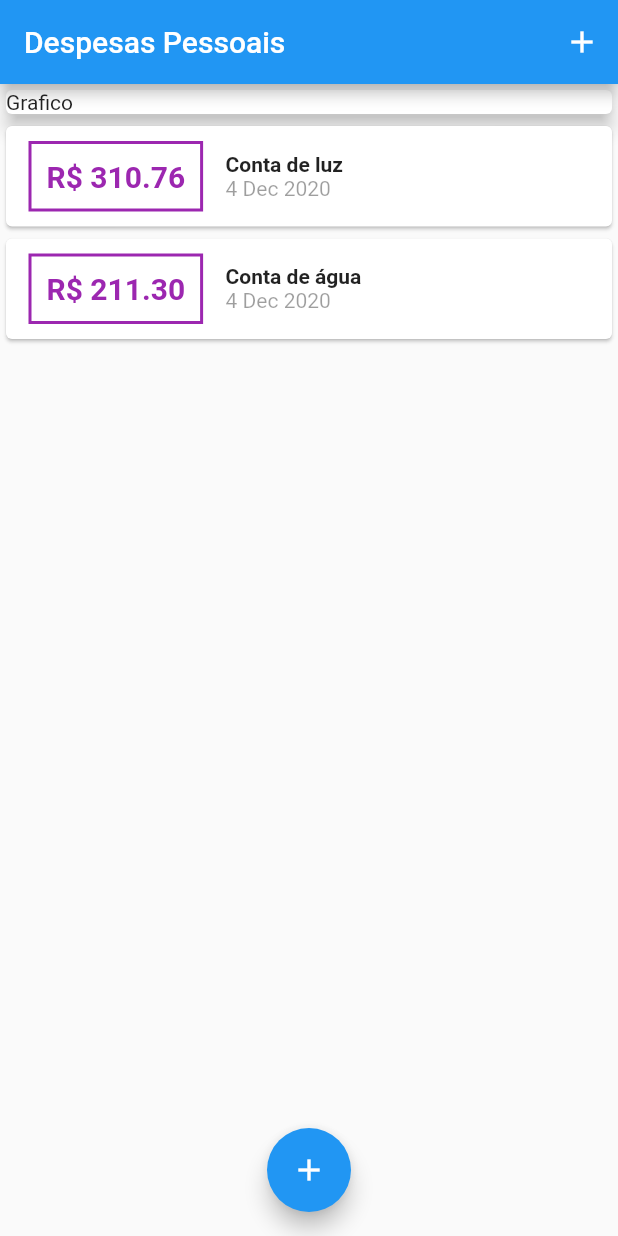
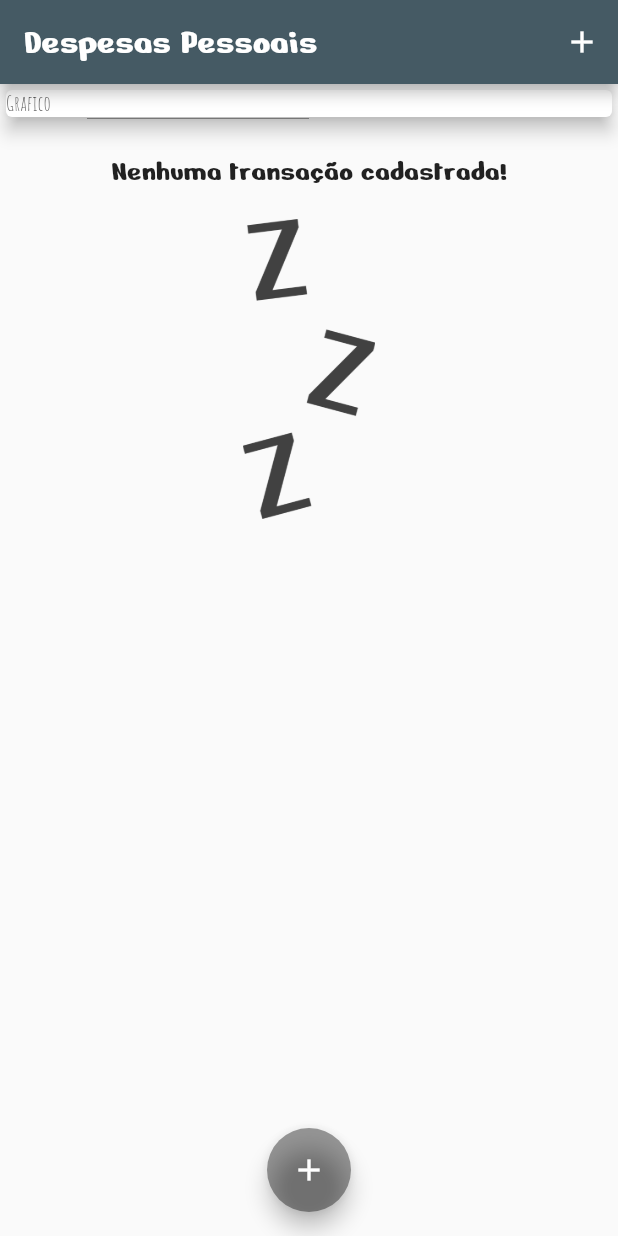
Before and after one commit to leonardosabino/personal-expense-report, a Flutter app: the screen it shows after launch, on a phone screen of 412 x 824 dp. Run offline on Flutter 3.47's test engine with Material 2 defaults, Android fonts, the phone set to English and light mode, and no system bars.

Commit message:
add: empty page list

```diff
--- a/personal_expense_report/lib/component/transaction-list.dart
+++ b/personal_expense_report/lib/component/transaction-list.dart
@@ -11,8 +11,26 @@ class TransactionList extends StatelessWidget {
   @override
   Widget build(BuildContext context) {
     return Container(
+      margin: EdgeInsets.fromLTRB(0, 20, 0, 0),
       height: 500,
-      child: ListView.builder(
+      child: transactions.isEmpty
+          ? Column(
+              children: [
+                Text(
+                  'Nenhuma transação cadastrada!',
+                  style: Theme.of(context).textTheme.headline6,
+                ),
+                Container(
+                  margin: EdgeInsets.fromLTRB(0, 20, 0, 0),
+                  height: 200,
+                  child: Image.asset(
+                    'assets/images/waiting.png',
+                    fit: BoxFit.cover,
+                  ),
+                ),
+              ],
+            )
+          : ListView.builder(
               itemCount: transactions.length,
               itemBuilder: (ctx, index) {
                 var transaction = transactions[index];
@@ -26,12 +44,15 @@ class TransactionList extends StatelessWidget {
                         ),
                         padding: EdgeInsets.all(10),
                         decoration: BoxDecoration(
-                    border: Border.all(color: Colors.purple, width: 2),
+                          border: Border.all(
+                            color: Theme.of(context).primaryColor,
+                            width: 2,
+                          ),
                         ),
                         child: Text(
                           'R\$ ${transaction.value.toStringAsFixed(2)}',
                           style: TextStyle(
-                      color: Colors.purple,
+                            color: Theme.of(context).primaryColor,
                             fontSize: 20,
                             fontWeight: FontWeight.bold,
                           ),
@@ -42,11 +63,11 @@ class TransactionList extends StatelessWidget {
                         children: [
                           Text(
                             transaction.title,
-                      style: TextStyle(fontWeight: FontWeight.bold),
+                            style: Theme.of(context).textTheme.headline6,
                           ),
                           Text(
                             DateFormat('d MMM y').format(transaction.date),
-                      style: TextStyle(color: Colors.black38),
+                            style: TextStyle(color: Colors.black, fontSize: 17),
                           )
                         ],
                       )
--- a/personal_expense_report/lib/main.dart
+++ b/personal_expense_report/lib/main.dart
@@ -3,7 +3,6 @@ import 'dart:math';
 import 'package:flutter/material.dart';
 import 'package:personal_expense_report/component/transaction-form.dart';
 import 'package:personal_expense_report/component/transaction-list.dart';
-import 'package:personal_expense_report/component/transaction-user.dart';
 import 'package:personal_expense_report/model/transaction.dart';
 
 void main() => runApp(App());
@@ -13,6 +12,23 @@ class App extends StatelessWidget {
   Widget build(BuildContext context) {
     return MaterialApp(
       home: HomePage(),
+      theme: ThemeData(
+        primaryColor: Colors.blueGrey[700],
+        accentColor: Colors.black38,
+        textTheme: ThemeData.light().textTheme.copyWith(
+              headline6: TextStyle(fontFamily: 'NerkoOne'),
+              bodyText1: TextStyle(fontFamily: 'AmaticSC'),
+              bodyText2: TextStyle(fontFamily: 'AmaticSC'),
+            ),
+        appBarTheme: AppBarTheme(
+          textTheme: ThemeData.light().textTheme.copyWith(
+                headline6: TextStyle(
+                  fontFamily: 'NerkoOne',
+                  fontSize: 25,
+                ),
+              ),
+        ),
+      ),
     );
   }
 }
@@ -84,7 +100,7 @@ class _HomePageState extends State<HomePage> {
                 elevation: 5,
               ),
             ),
-            TransactionList(_transactions),
+            TransactionList([]),
           ],
         ),
       ),
```
Also changed, not shown: personal_expense_report/pubspec.yaml (+11 -21 lines), personal_expense_report/assets/fonts/AmaticSC-Bold.ttf (added), personal_expense_report/assets/fonts/AmaticSC-Regular.ttf (added), personal_expense_report/assets/fonts/NerkoOne-Regular.ttf (added), personal_expense_report/assets/images/waiting.png (added). Lines whose indentation alone changed are shown as unchanged.
